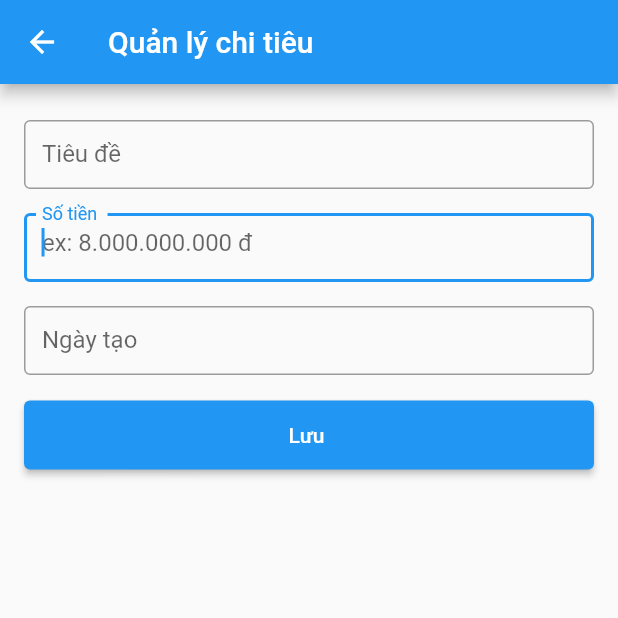
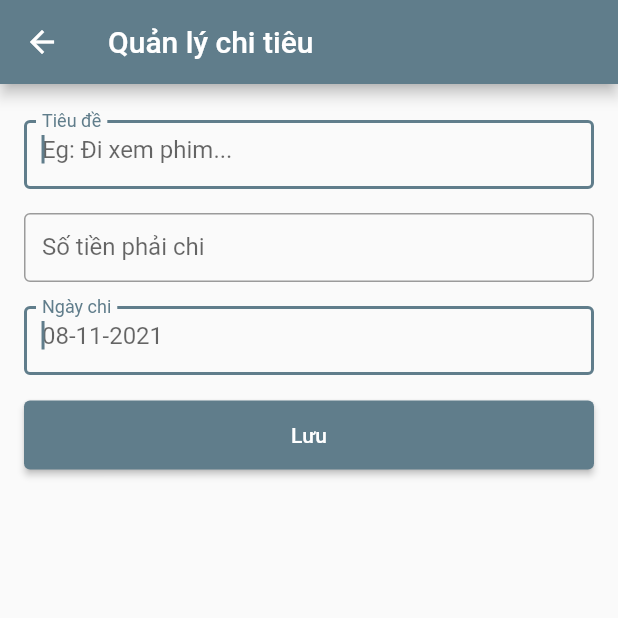
Before and after one commit to linhvt05a/logisticApp, a Flutter app: the SpendingManagement screen opened directly, on a phone screen of 412 x 824 dp, the top half of it. Run offline on Flutter 3.47's test engine with Material 2 defaults, Android fonts, the phone set to English and light mode, and no system bars; our stand-ins replace flutter_datetime_picker, get, shared_preferences, sqflite; missing offline and left inert: dart:ffi; accounts and stored records are empty.

Commit message:
update dbb

```diff
--- /dev/null
+++ b/lib/models/priority_list.dart
@@ -0,0 +1,8 @@
+import 'package:flutter/material.dart';
+
+class NoteColors {
+  final int id;
+  final Color colors;
+
+  NoteColors({required this.id, required this.colors});
+}
--- a/lib/models/spending_list_model.dart
+++ b/lib/models/spending_list_model.dart
@@ -23,6 +23,7 @@ class Note {
       'isComplete': isComplete,
     };
   }
+
   @override
   String toString() {
     return '{id: $id, title: $title, amount: $amount,createAt: $createAt,isComplete: $isComplete}';
--- a/lib/screens/home_page.dart
+++ b/lib/screens/home_page.dart
@@ -39,6 +39,7 @@ class _HomePageState extends State<HomePage> {
     return Scaffold(
       appBar: AppBar(
         title: const Text('Home'),
+        automaticallyImplyLeading: false,
       ),
       body: Container(child: _buildList(context)),
       floatingActionButton: FloatingActionButton(
@@ -55,7 +56,7 @@ class _HomePageState extends State<HomePage> {
       itemCount: _notes.length,
       itemBuilder: (context, index) {
         final _data = _notes[index];
-        return CardData(
+        return CardItem(
             onPress: () async {
               _noteController.deleteNote(_data.id!);
               getData();
--- a/lib/screens/product_detail_page.dart
+++ b/lib/screens/product_detail_page.dart
@@ -1,5 +1,4 @@
 import 'package:flutter/material.dart';
-import 'package:logistic/widgets/card_data.dart';
 
 class ProductDetail extends StatelessWidget {
   const ProductDetail({Key? key}) : super(key: key);
@@ -12,7 +11,7 @@ class ProductDetail extends StatelessWidget {
       ),
       body: ListView(
         children: const [
-          CardData()
+          // CardData()
         ],
       ),
     );
--- a/lib/screens/product_page.dart
+++ b/lib/screens/product_page.dart
@@ -18,9 +18,9 @@ class Product extends StatelessWidget {
       ),
       body: ListView(
         children: [
-          CardData(onPress:(){
-            navigateToProductDetail(context);
-          })
+          // CardData(onPress:(){
+          //   navigateToProductDetail(context);
+          // })
         ],
       ),
     );
--- /dev/null
+++ b/lib/widgets/button_style.dart
@@ -0,0 +1,29 @@
+import 'package:flutter/material.dart';
+
+class StyledButton extends StatefulWidget {
+  final Function() onPress;
+  final String title;
+
+  const StyledButton({Key? key, required this.onPress, required this.title})
+      : super(key: key);
+
+  @override
+  _StyledButtonState createState() => _StyledButtonState();
+}
+
+class _StyledButtonState extends State<StyledButton> {
+  @override
+  Widget build(BuildContext context) {
+    return Padding(
+      padding: const EdgeInsets.symmetric(vertical: 8),
+      child: ElevatedButton(
+        onPressed: () => widget.onPress(),
+        child: Container(
+          alignment: Alignment.center,
+          child: Text(widget.title),
+          height: 46,
+        ),
+      ),
+    );
+  }
+}
--- a/lib/widgets/form_field.dart
+++ b/lib/widgets/form_field.dart
@@ -1,15 +1,14 @@
 import 'package:flutter/material.dart';
-import 'dart:convert';
-
 import 'package:flutter_datetime_picker/flutter_datetime_picker.dart';
 import 'package:get/get.dart';
 import 'package:intl/intl.dart';
 import 'package:logistic/controllers/controllers.dart';
-import 'package:logistic/db/db_sql.dart';
+import 'package:logistic/models/priority_list.dart';
 import 'package:logistic/models/spending_list_model.dart';
 import 'package:logistic/screens/home_page.dart';
 import 'package:logistic/utils/utils.dart';
-import 'package:shared_preferences/shared_preferences.dart';
+import 'package:logistic/widgets/button_style.dart';
+import 'package:logistic/widgets/form_input_field.dart';
 
 class TextFieldForm extends StatelessWidget {
   const TextFieldForm({Key? key}) : super(key: key);
@@ -19,18 +18,18 @@ class TextFieldForm extends StatelessWidget {
     return ListView(
         padding: const EdgeInsets.all(16),
         shrinkWrap: true,
-        children: const [FormState()]);
+        children: const [FormValueState()]);
   }
 }
 
-class FormState extends StatefulWidget {
-  const FormState({Key? key}) : super(key: key);
+class FormValueState extends StatefulWidget {
+  const FormValueState({Key? key}) : super(key: key);
 
   @override
-  _FormStateState createState() => _FormStateState();
+  _FormValueState createState() => _FormValueState();
 }
 
-class _FormStateState extends State<FormState> {
+class _FormValueState extends State<FormValueState> {
   final f = DateFormat('dd-MM-yyyy');
   DateTime createAt = DateTime.now();
   late String currenDate = '';
@@ -38,8 +37,16 @@ class _FormStateState extends State<FormState> {
   final titleText = TextEditingController();
   final amountText = TextEditingController();
   final NoteController _noteController = Get.put(NoteController());
+  final List<NoteColors> priority = [
+    NoteColors(id: 1, colors: Colors.green),
+    NoteColors(id: 2, colors: Colors.red),
+    NoteColors(id: 3, colors: Colors.yellow)
+  ];
+
+  final _formKey = GlobalKey<FormState>();
+
   void backToHome(BuildContext context) {
-    Navigator.push(
+    Navigator.pushReplacement(
         context, MaterialPageRoute(builder: (_) => const HomePage()));
   }
 
@@ -47,7 +54,7 @@ class _FormStateState extends State<FormState> {
   void initState() {
     // TODO: implement initState
     super.initState();
-    currenDate = f.format(createAt) ?? currenDate;
+    currenDate = f.format(createAt);
     utils.focusNode = FocusNode();
   }
 
@@ -67,14 +74,13 @@ class _FormStateState extends State<FormState> {
   }
 
   Future<void> confirmDate(date) async {
-    // setState(() {
-    //   createAt = date;
-    // });
+    setState(() {
+      createAt = date;
+    });
   }
 
-  void createNote() async {
+  Future<void> createNote() async {
     final _notes = Note(
-        // id: 0,
         title: titleText.text,
         amount: amountText.text,
         createAt: f.format(createAt),
@@ -86,81 +92,49 @@ class _FormStateState extends State<FormState> {
   @override
   Widget build(BuildContext context) {
     return Form(
+        key: _formKey,
         child: Column(
           children: [
-        Padding(
-          padding: const EdgeInsets.symmetric(vertical: 8),
-          child: SizedBox(
-            height: 46,
-            child: TextFormField(
+            FormInputField(
+              onTap: () {},
               controller: titleText,
-                onTap: () {
-                  utils.showKeyBoard();
-                },
+              labelText: 'Tiêu đề',
+              hintText: 'Eg: Đi xem phim...',
               focusNode: utils.focusNode,
-                // autofocus: true,
-                decoration: const InputDecoration(
-                  border: OutlineInputBorder(),
-                  labelText: 'Tiêu đề ',
-                  hintText: 'ex: Tiết kiệm tiền mua Macbook Pro ...  ',
-                )),
             ),
-        ),
-        Padding(
-          padding: const EdgeInsets.symmetric(vertical: 8),
-          child: SizedBox(
-            height: 46,
-            child: TextFormField(
+            FormInputField(
+                onTap: () {},
                 controller: amountText,
-                onTap: () {
-                  utils.showKeyBoard();
-                },
-                // focusNode: utils.focusNode,
-                autofocus: true,
-                decoration: const InputDecoration(
-                  border: OutlineInputBorder(),
-                  labelText: 'Số tiền ',
-                  hintText: 'ex: 8.000.000.000 đ',
-                )),
-          ),
-        ),
-        Padding(
-            padding: const EdgeInsets.symmetric(vertical: 8.0),
-            child: SizedBox(
-              height: 46,
-              child: TextFormField(
-                  // focusNode: utils.focusNode,
-                  autofocus: true,
-                  onTap: () {
-                    DatePicker.showDatePicker(context,
-                        showTitleActions: true,
-                        minTime: DateTime(2021, 1),
-                        maxTime: DateTime(2050, 12),
-                        theme: const DatePickerTheme(), onChanged: (date) {
-                      onChangeDate(date);
-                    }, onConfirm: (date) {
-                      confirmDate(date);
+                labelText: 'Số tiền phải chi ',
+                hintText: 'Eg: 8.888.888'),
+            FormInputField(
+              labelText: 'Ngày chi',
+              hintText: currenDate,
+              focusNode: utils.focusNode,
+              onTap: () async {
+                createAt = (await showDatePicker(
+                    context: context,
+                    initialDate: DateTime.now(),
+                    firstDate: DateTime(2021),
+                    lastDate: DateTime(2050)))!;
+                setState(() {
+                  currenDate = f.format(createAt);
                 });
               },
-                  decoration: InputDecoration(
-                      border: const OutlineInputBorder(),
-                      labelText: 'Ngày tạo ',
-                      hintText: f.format(createAt) ?? currenDate
-                      // hintText: createAt
-                      )),
-            )),
-        Padding(
-          padding: EdgeInsets.symmetric(vertical: 8),
-          child: ElevatedButton(
-            onPressed: () {
+            ),
+            StyledButton(
+              onPress: () {
+                if (titleText.text == "" || amountText.text == "") {
+                  ScaffoldMessenger.of(context).showSnackBar(
+                    const SnackBar(
+                        content: Text('Some field invalid '),
+                        backgroundColor: Colors.red),
+                  );
+                } else {
                   createNote();
+                }
               },
-            child: Container(
-              alignment: Alignment.center,
-              child: const Text('Lưu '),
-              height: 46,
-            ),
-          ),
+              title: 'Lưu',
             )
           ],
         ));
--- /dev/null
+++ b/lib/widgets/form_input_field.dart
@@ -0,0 +1,48 @@
+import 'package:flutter/material.dart';
+
+class FormInputField extends StatefulWidget {
+  final TextEditingController? controller;
+  final String labelText;
+  final String hintText;
+  final double? height;
+  final Function() onTap;
+  final String? Function(String?)? validator;
+  final FocusNode? focusNode;
+
+  const FormInputField({Key? key,
+    this.controller,
+    required this.labelText,
+    required this.hintText,
+    this.height,
+    required this.onTap,
+    this.validator, this.focusNode})
+      : super(key: key);
+
+  @override
+  _FormInputFieldState createState() => _FormInputFieldState();
+}
+
+class _FormInputFieldState extends State<FormInputField> {
+  @override
+  Widget build(BuildContext context) {
+    return Padding(
+      padding: const EdgeInsets.symmetric(vertical: 8),
+      child: SizedBox(
+        height: 46,
+        child: TextFormField(
+            validator: (value) {
+              widget.validator!(value);
+            },
+            onTap: () => widget.onTap(),
+            controller: widget.controller,
+            focusNode: widget.focusNode,
+            autofocus: true,
+            decoration: InputDecoration(
+              border: const OutlineInputBorder(),
+              labelText: widget.labelText,
+              hintText: widget.hintText,
+            )),
+      ),
+    );
+  }
+}
--- a/pubspec.yaml
+++ b/pubspec.yaml
@@ -62,9 +62,9 @@ flutter:
   uses-material-design: true
 
   # To add assets to your application, add an assets section, like this:
-  # assets:
-  #   - images/a_dot_burr.jpeg
-  #   - images/a_dot_ham.jpeg
+#   assets:
+#     - images/a_dot_burr.jpeg
+#     - images/a_dot_ham.jpeg
 
   # An image asset can refer to one or more resolution-specific "variants", see
   # https://flutter.dev/assets-and-images/#resolution-aware.
```
Also changed, not shown: lib/main.dart (+7 -6 lines), lib/widgets/card_data.dart (+55 -22 lines), pubspec.lock. Lines whose indentation alone changed are shown as unchanged.
